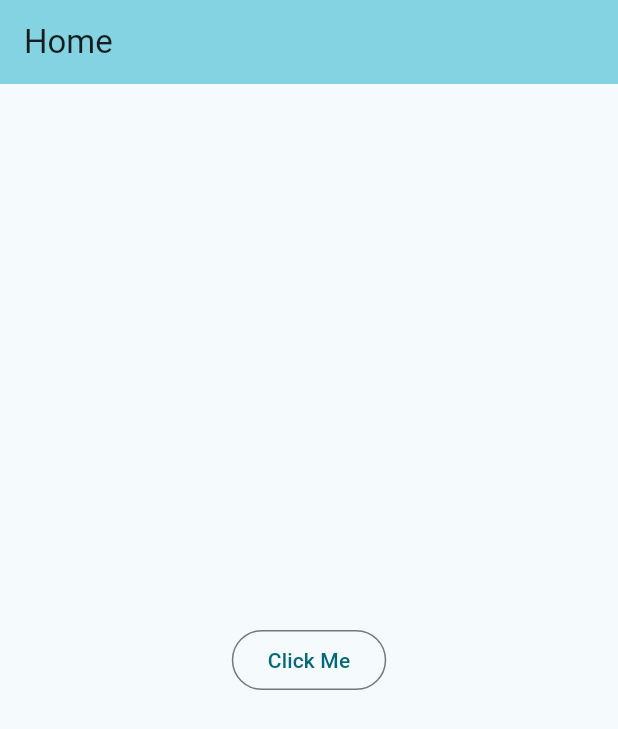
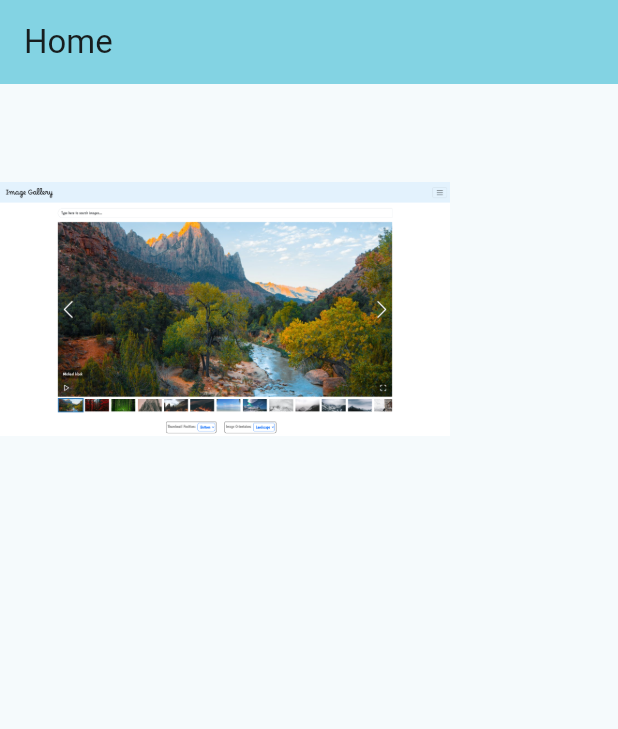
Before and after one commit to honeypathkar/Flutter-Practice-Project, a Flutter app: the screen it shows after launch, on a phone screen of 412 x 824 dp. Shown: the top 729 px of the screen. Run offline on Flutter 3.47's test engine with Material 3 defaults, Android fonts, the phone set to English and light mode, and no system bars.

Commit message:
Adding Images in Flutter Project

```diff
--- a/lib/main.dart
+++ b/lib/main.dart
@@ -37,14 +37,19 @@ class _MyHomePageState extends State<MyHomePage> {
           backgroundColor: Theme.of(context).colorScheme.inversePrimary,
           title: Text(widget.title),
         ),
-        body: Center(
-          child: OutlinedButton(
+        // ignore: sized_box_for_whitespace
+        body: Container(
+          width: 300,
+          height: 300,
+          child: Image.asset('assets/images/imagegallery.png'),
+        ));
+    /*  child: OutlinedButton(
               onPressed: () {
                 // ignore: avoid_print
                 print('Outlined Button clicked');
               },
-              child: const Text('Click Me')),
-          /* child: ElevatedButton(
+              child: const Text('Click Me')), */
+    /* child: ElevatedButton(
               onPressed: () {
                 // ignore: avoid_print
                 print('Elevated Button Clicked!');
@@ -52,7 +57,7 @@ class _MyHomePageState extends State<MyHomePage> {
               child: const Text(
                 'Click Here',
               )), */
-          /* child: TextButton(
+    /* child: TextButton(
             onPressed: () {
               // ignore: avoid_print
               print("Button Presed");
@@ -63,7 +68,7 @@ class _MyHomePageState extends State<MyHomePage> {
               print('Long Pressed');
             },
           ), */
-          /*  child: Container(
+    /*  child: Container(
             width: 200,
             height: 200,
             color: Colors.cyan,
@@ -77,6 +82,5 @@ class _MyHomePageState extends State<MyHomePage> {
               ),
             ),
           ), */
-        ));
   }
 }
```
Also changed, not shown: pubspec.yaml (+3 -6 lines), assets/images/imagegallery.png (added), assets/images/weather.png (added).
